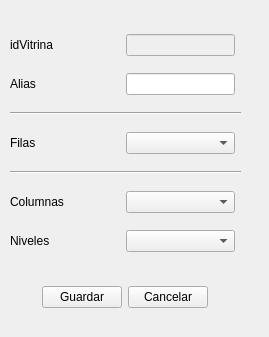
Old version of the form ui_vitrina_agregar.ui in the repository benArambide/ProyFinal-IS2.
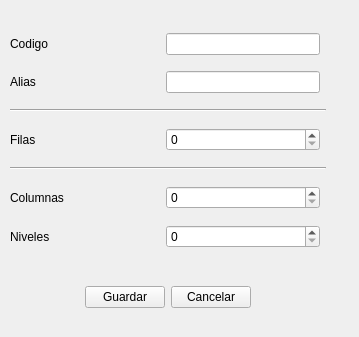
New version of the form.

```diff
--- a/ui_vitrina_agregar.ui
+++ b/ui_vitrina_agregar.ui
@@ -6,7 +6,7 @@
    <rect>
     <x>0</x>
     <y>0</y>
-    <width>269</width>
+    <width>359</width>
     <height>337</height>
    </rect>
   </property>
@@ -18,7 +18,7 @@
     <rect>
      <x>10</x>
      <y>10</y>
-     <width>231</width>
+     <width>316</width>
      <height>298</height>
     </rect>
    </property>
@@ -117,73 +117,85 @@
         </property>
        </spacer>
       </item>
-      <item row="6" column="0" colspan="3">
-       <widget class="Line" name="line_2">
-        <property name="orientation">
-         <enum>Qt::Horizontal</enum>
+      <item row="5" column="1">
+       <widget class="QSpinBox" name="spinBoxFilas"/>
+      </item>
+      <item row="9" column="0">
+       <widget class="QLabel" name="label_23">
+        <property name="text">
+         <string>Niveles</string>
         </property>
        </widget>
       </item>
-      <item row="7" column="0">
+      <item row="8" column="0">
        <widget class="QLabel" name="label_22">
         <property name="text">
          <string>Columnas</string>
         </property>
        </widget>
       </item>
-      <item row="2" column="0">
+      <item row="0" column="0">
+       <spacer name="horizontalSpacer_4">
+        <property name="orientation">
+         <enum>Qt::Horizontal</enum>
+        </property>
+        <property name="sizeType">
+         <enum>QSizePolicy::Fixed</enum>
+        </property>
+        <property name="sizeHint" stdset="0">
+         <size>
+          <width>150</width>
+          <height>13</height>
+         </size>
+        </property>
+       </spacer>
+      </item>
+      <item row="7" column="0" colspan="3">
+       <widget class="Line" name="line_2">
+        <property name="orientation">
+         <enum>Qt::Horizontal</enum>
+        </property>
+       </widget>
+      </item>
+      <item row="8" column="1">
+       <widget class="QSpinBox" name="spinBoxcolumnas"/>
+      </item>
+      <item row="5" column="0">
+       <widget class="QLabel" name="label_28">
+        <property name="text">
+         <string>Filas</string>
+        </property>
+       </widget>
+      </item>
+      <item row="4" column="0" colspan="3">
+       <widget class="Line" name="line">
+        <property name="orientation">
+         <enum>Qt::Horizontal</enum>
+        </property>
+       </widget>
+      </item>
+      <item row="9" column="1">
+       <widget class="QSpinBox" name="spinBoxniveles"/>
+      </item>
+      <item row="1" column="0">
+       <widget class="QLabel" name="label_25">
+        <property name="text">
+         <string>Codigo</string>
+        </property>
+       </widget>
+      </item>
+      <item row="3" column="0">
        <widget class="QLabel" name="label_24">
         <property name="text">
          <string>Alias</string>
         </property>
        </widget>
       </item>
-      <item row="2" column="1">
-       <widget class="QLineEdit" name="textAlias"/>
-      </item>
       <item row="1" column="1">
-       <widget class="QLineEdit" name="textIdTienda">
-        <property name="enabled">
-         <bool>false</bool>
-        </property>
-       </widget>
+       <widget class="QLineEdit" name="textCodigo"/>
       </item>
-      <item row="1" column="0">
-       <widget class="QLabel" name="label_21">
-        <property name="text">
-         <string>idVitrina</string>
-        </property>
-       </widget>
-      </item>
-      <item row="3" column="0" colspan="3">
-       <widget class="Line" name="line">
-        <property name="orientation">
-         <enum>Qt::Horizontal</enum>
-        </property>
-       </widget>
-      </item>
-      <item row="4" column="0">
-       <widget class="QLabel" name="label_28">
-        <property name="text">
-         <string>Filas</string>
-        </property>
-       </widget>
-      </item>
-      <item row="8" column="0">
-       <widget class="QLabel" name="label_23">
-        <property name="text">
-         <string>Niveles</string>
-        </property>
-       </widget>
-      </item>
-      <item row="7" column="1">
-       <widget class="QComboBox" name="comboBox_2"/>
-      </item>
-      <item row="4" column="1">
-       <widget class="QComboBox" name="comboBox"/>
-      </item>
-      <item row="8" column="1">
-       <widget class="QComboBox" name="comboBox_3"/>
+      <item row="3" column="1">
+       <widget class="QLineEdit" name="textAlias"/>
       </item>
      </layout>
     </item>
```
Left out of the diff: 20 changed lines with no effect on the pictures.
